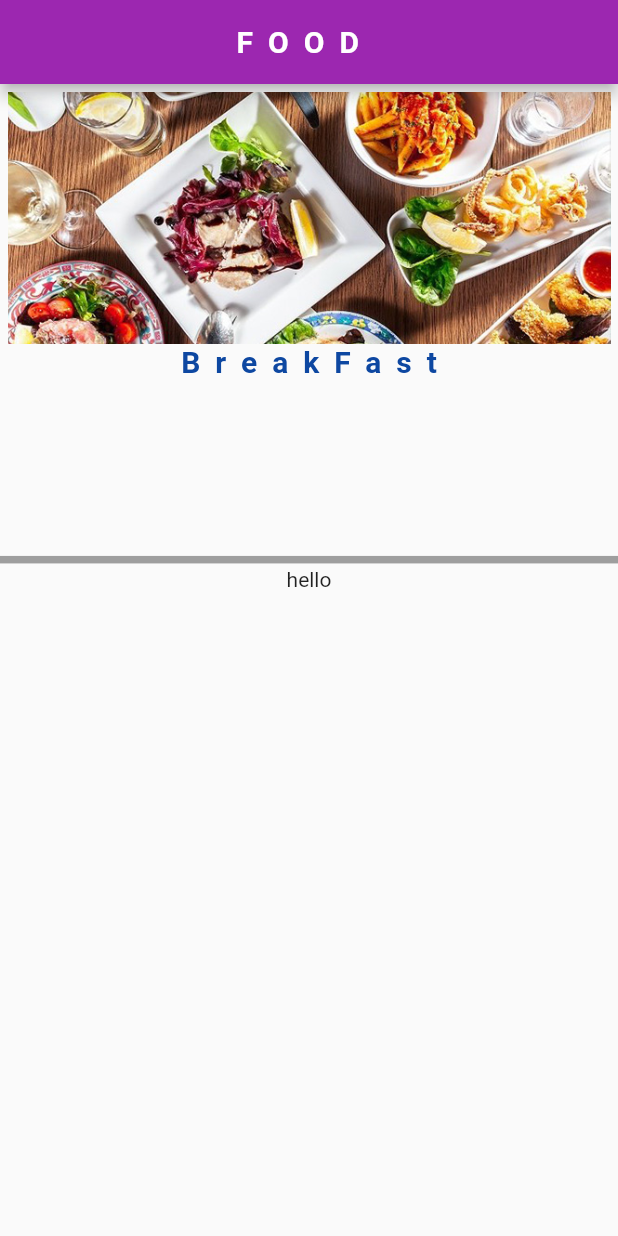
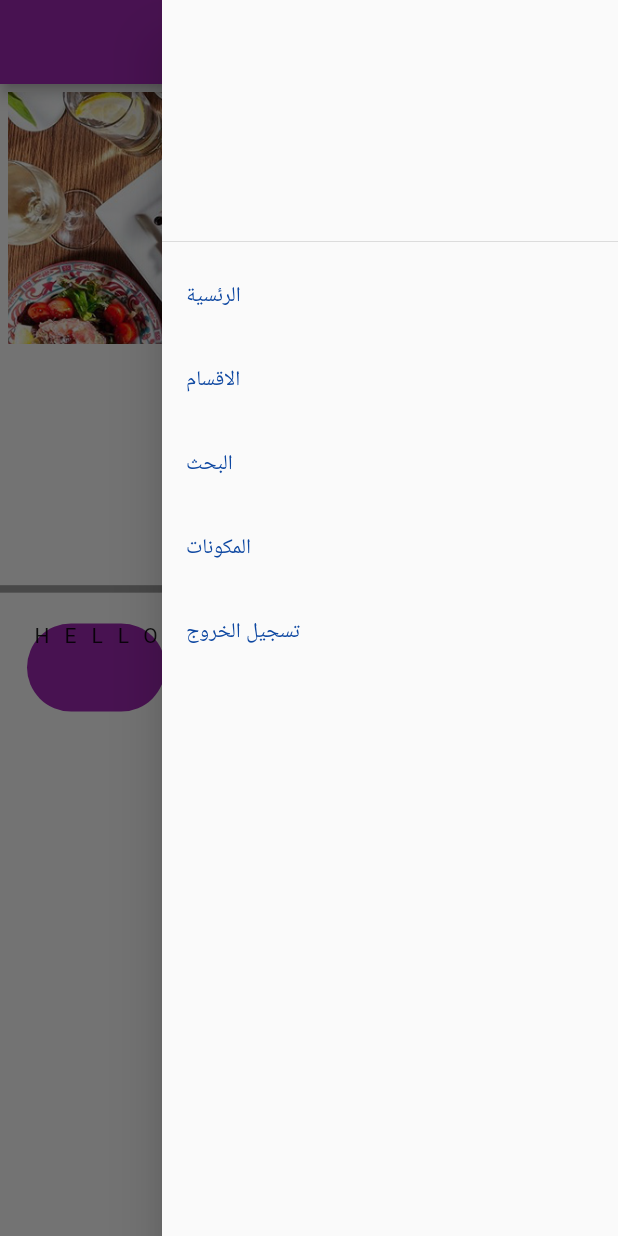
Before and after one commit to abdo-ahmed-id/foood_app, a Flutter app: the screen it shows after launch, with the side drawer open (before the commit the screen has no drawer), on a phone screen of 412 x 824 dp. Run offline on Flutter 3.47's test engine with Material 2 defaults, Android fonts, the phone set to English and light mode, and no system bars; our stand-ins replace flutter_modular, google_fonts; missing offline and left inert: flutter_form_bloc; Roboto replaces fonts that are missing (Cairo).

Commit message:
helper mod

```diff
--- /dev/null
+++ b/lib/helpers/constant.dart
@@ -0,0 +1,3 @@
+class Constants {
+  static final List<String> menuTitile = ['hello', 'abdo', 'ahmed'];
+}
--- a/lib/helpers/routes.dart
+++ b/lib/helpers/routes.dart
@@ -1,4 +1,5 @@
 class Routes {
   static String homePage = '/home';
   static String loginPage = '/login';
+  static String categoriesPage = '/categories';
 }
--- a/lib/modules/home/home_page.dart
+++ b/lib/modules/home/home_page.dart
@@ -1,19 +1,71 @@
+import 'package:flutter/cupertino.dart';
 import 'package:flutter/material.dart';
 import 'package:foood_app/helpers/app_theme.dart';
 import 'package:foood_app/helpers/assets_helper.dart';
+import 'package:foood_app/helpers/routes.dart';
 import 'package:google_fonts/google_fonts.dart';
 
 class HomePage extends StatelessWidget {
   @override
   Widget build(BuildContext context) {
     return Scaffold(
+      endDrawer: Drawer(
+        child: Column(
+          mainAxisAlignment: MainAxisAlignment.start,
+          crossAxisAlignment: CrossAxisAlignment.center,
+          children: [
+            DrawerHeader(),
+            ListTile(
+              title: Text(
+                'الرئسية',
+                style: GoogleFonts.cairo(color: AppTheme.fontColor),
+              ),
+              onTap: () {
+                Navigator.pushNamed(context, Routes.homePage);
+              },
+            ),
+            ListTile(
+              title: Text(
+                'الاقسام',
+                style: GoogleFonts.cairo(color: AppTheme.fontColor),
+              ),
+              onTap: () {
+                Navigator.pushReplacementNamed(context, Routes.categoriesPage);
+              },
+            ),
+            ListTile(
+              title: Text(
+                'البحث',
+                style: GoogleFonts.cairo(color: AppTheme.fontColor),
+              ),
+              onTap: () {},
+            ),
+            ListTile(
+              title: Text(
+                'المكونات',
+                style: GoogleFonts.cairo(color: AppTheme.fontColor),
+              ),
+              onTap: () {},
+            ),
+            ListTile(
+              title: Text(
+                'تسجيل الخروج',
+                style: GoogleFonts.cairo(color: AppTheme.fontColor),
+              ),
+              onTap: () {
+                Navigator.pushReplacementNamed(context, Routes.loginPage);
+              },
+            ),
+          ],
+        ),
+      ),
       appBar: AppBar(
         backgroundColor: AppTheme.primaryColor,
         title: Text(
-            'FOOD ',
+          'القائمة ',
           style: GoogleFonts.cairo(
               fontSize: 20,
-                letterSpacing: 10,
+              letterSpacing: 20,
               color: Colors.white,
               fontWeight: FontWeight.bold),
         ),
@@ -76,10 +128,36 @@ class HomePage extends StatelessWidget {
             thickness: 5,
           ),
           Expanded(
-              flex: 10,
+            flex: 2,
+            child: ListView.builder(
+              padding: EdgeInsets.all(10),
+              scrollDirection: Axis.horizontal,
+              itemCount: 7,
+              itemBuilder: (BuildContext context, int index) {
+                return Padding(
+                  padding: const EdgeInsets.all(8.0),
+                  child: Container(
+                    height: 10,
+                    child: Text(
+                      'HELLO',
+                      style: TextStyle(letterSpacing: 10),
+                    ),
+                    decoration: BoxDecoration(
+                      borderRadius: BorderRadius.all(Radius.circular(30)),
+                      shape: BoxShape.rectangle,
+                      color: AppTheme.primaryColor,
+                    ),
+                  ),
+                );
+              },
+            ),
+          ),
+          Expanded(
+            flex: 7,
             child: Text('hello'),
           )
         ],
-        ));
+      ),
+    );
   }
 }
```
Also changed, not shown: lib/modules/app/app_module.dart (+5 -2 lines), lib/modules/categories/categories_module.dart (added, +13 -0 lines), lib/modules/categories/categories_page.dart (added, +53 -0 lines), lib/modules/login/bloc/login_form_bloc.dart (added, +24 -0 lines), lib/modules/login/login_page.dart (+2 -7 lines), lib/modules/login/widget/login_form_widget.dart (added, +32 -0 lines), lib/modules/splash/splash.page.dart (+7 -19 lines). Lines whose indentation alone changed are shown as unchanged.
